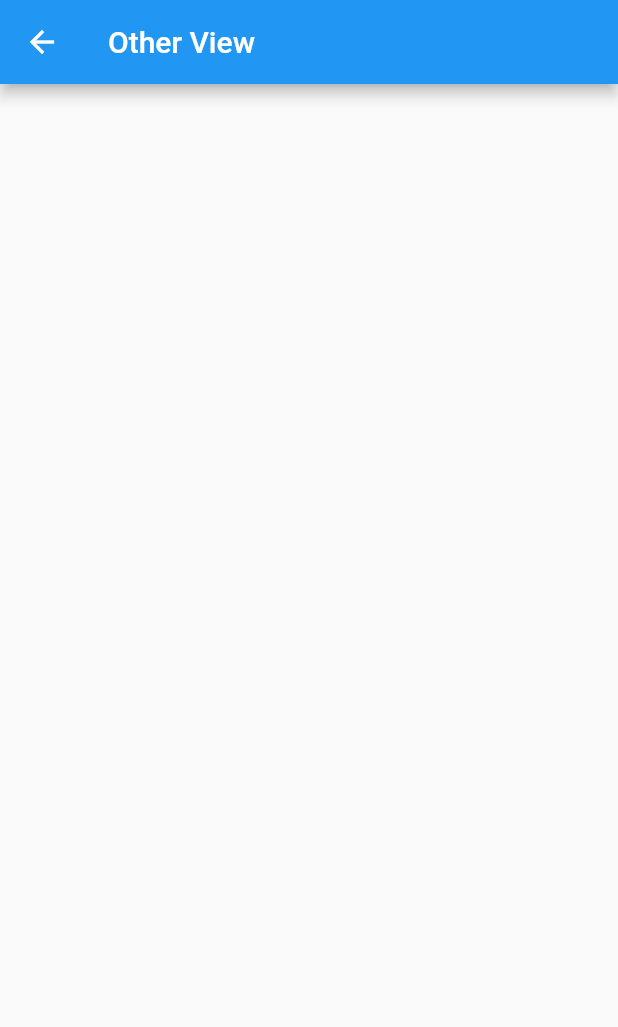
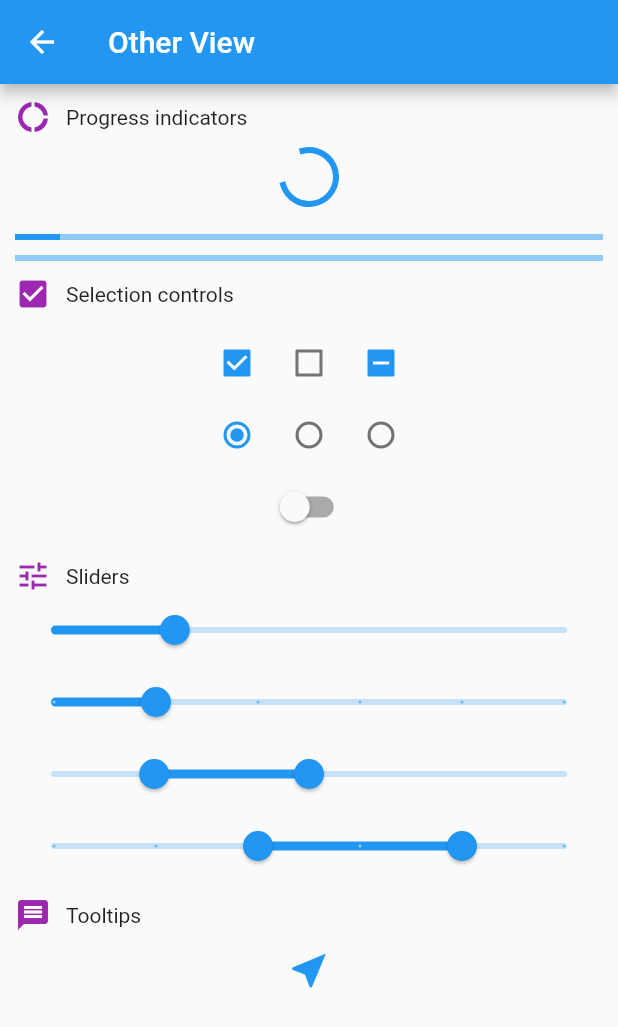
Before and after one commit to luke-nguyen-goldenowl/flutter_widget_app, a Flutter app: the OtherView screen opened by its route, on a phone screen of 412 x 824 dp. Shown: the top 1027 px of the screen. Run offline on Flutter 3.47's test engine with Material 2 defaults, Android fonts, the light colour scheme and no system bars.

Commit message:
Update other_view.dart

```diff
--- a/lib/screens/other_view.dart
+++ b/lib/screens/other_view.dart
@@ -1,9 +1,34 @@
+import 'package:flutter/cupertino.dart';
 import 'package:flutter/material.dart';
 
-class OtherView extends StatelessWidget {
+class OtherView extends StatefulWidget {
   static const String routeName = '/other-view';
 
   const OtherView({Key? key}) : super(key: key);
+
+  @override
+  _OtherViewState createState() => _OtherViewState();
+}
+
+class _OtherViewState extends State<OtherView> {
+  double _value = 1.2;
+  double _value1 = 1.0;
+  var _selectedRange = const RangeValues(1, 2.5);
+  var _selectedRange1 = const RangeValues(2, 4);
+  bool? _checkBox = true;
+  bool? _checkBox1 = false;
+  bool? _checkBox2;
+  final bool _radio = true;
+  final bool _radio1 = false;
+  final bool? _radio2 = null;
+  bool? _groupRadio = true;
+  bool _switch = false;
+
+  void _onChangedRadio(bool? value) {
+    setState(() {
+      _groupRadio = value;
+    });
+  }
 
   @override
   Widget build(BuildContext context) {
@@ -11,7 +36,158 @@ class OtherView extends StatelessWidget {
       appBar: AppBar(
         title: const Text('Other View'),
       ),
-      body: Container(),
+      body: SingleChildScrollView(
+        child: Padding(
+          padding: const EdgeInsets.all(10.0),
+          child: Column(
+            children: [
+              _myIconTitle('Progress indicators', Icons.donut_large),
+              _space(),
+              const CircularProgressIndicator(),
+              _space(),
+              _space(),
+              const LinearProgressIndicator(),
+              _space(),
+              const LinearProgressIndicator(
+                value: 0.0,
+              ),
+              _space(),
+              _myIconTitle('Selection controls', Icons.check_box),
+              _space(),
+              Row(
+                mainAxisAlignment: MainAxisAlignment.center,
+                children: [
+                  Checkbox(
+                    tristate: true,
+                    value: _checkBox,
+                    onChanged: (val) {
+                      setState(() {
+                        _checkBox = val;
+                      });
+                    },
+                  ),
+                  Checkbox(
+                    tristate: true,
+                    value: _checkBox1,
+                    onChanged: (val) {
+                      setState(() {
+                        _checkBox1 = val;
+                      });
+                    },
+                  ),
+                  Checkbox(
+                    tristate: true,
+                    value: _checkBox2,
+                    onChanged: (val) {
+                      setState(() {
+                        _checkBox2 = val;
+                      });
+                    },
+                  ),
+                ],
+              ),
+              Row(
+                mainAxisAlignment: MainAxisAlignment.center,
+                children: [
+                  _myRadio(_radio),
+                  _myRadio(_radio1),
+                  _myRadio(_radio2),
+                ],
+              ),
+              Switch(
+                value: _switch,
+                onChanged: (val) {
+                  setState(() {
+                    _switch = val;
+                  });
+                },
+              ),
+              _space(),
+              _myIconTitle('Sliders', Icons.tune),
+              Slider(
+                min: 0,
+                max: 5,
+                value: _value,
+                onChanged: (val) {
+                  setState(() {
+                    _value = val;
+                  });
+                },
+              ),
+              Slider(
+                divisions: 5,
+                min: 0,
+                max: 5,
+                value: _value1,
+                onChanged: (val) {
+                  setState(() {
+                    _value1 = val;
+                  });
+                },
+              ),
+              RangeSlider(
+                min: 0,
+                max: 5,
+                values: _selectedRange,
+                onChanged: (val) {
+                  setState(() {
+                    _selectedRange = val;
+                  });
+                },
+              ),
+              RangeSlider(
+                divisions: 5,
+                min: 0,
+                max: 5,
+                values: _selectedRange1,
+                onChanged: (val) {
+                  setState(() {
+                    _selectedRange1 = val;
+                  });
+                },
+              ),
+              _space(),
+              _myIconTitle("Tooltips", Icons.message),
+              _space(),
+              const Tooltip(
+                message: 'This is a tooltip',
+                child: Icon(
+                  Icons.near_me,
+                  color: Colors.blue,
+                  size: 30,
+                ),
+              ),
+            ],
+          ),
+        ),
+      ),
+    );
+  }
+
+  Widget _myIconTitle(String name, IconData icon) {
+    return Row(
+      children: [
+        Icon(
+          icon,
+          color: Colors.purple,
+        ),
+        const SizedBox(width: 10),
+        Text(name),
+      ],
+    );
+  }
+
+  Widget _myRadio(bool? value) {
+    return Radio<bool?>(
+      value: value,
+      groupValue: _groupRadio,
+      onChanged: _onChangedRadio,
+    );
+  }
+
+  Widget _space() {
+    return const SizedBox(
+      height: 10,
     );
   }
 }
```
